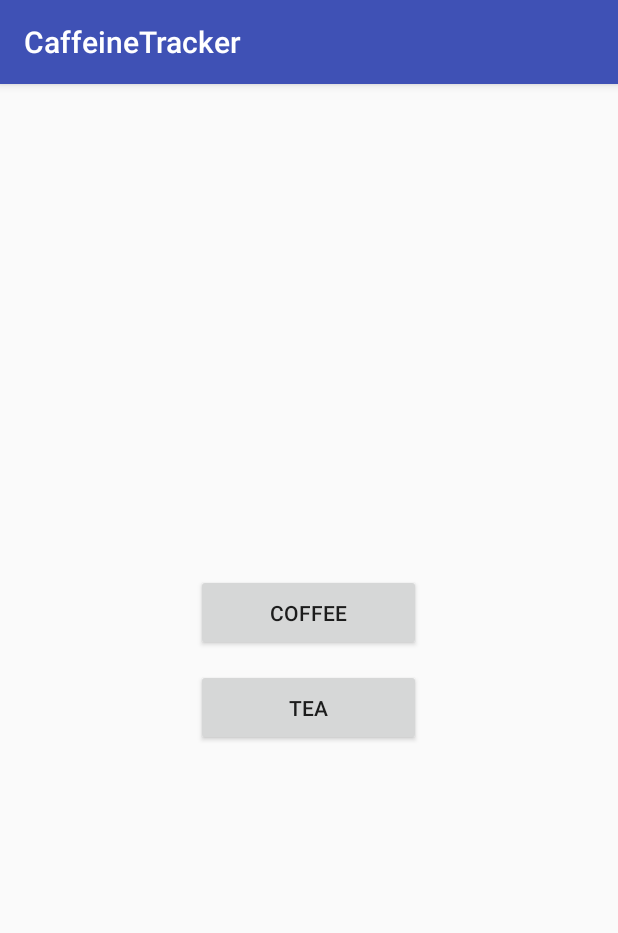
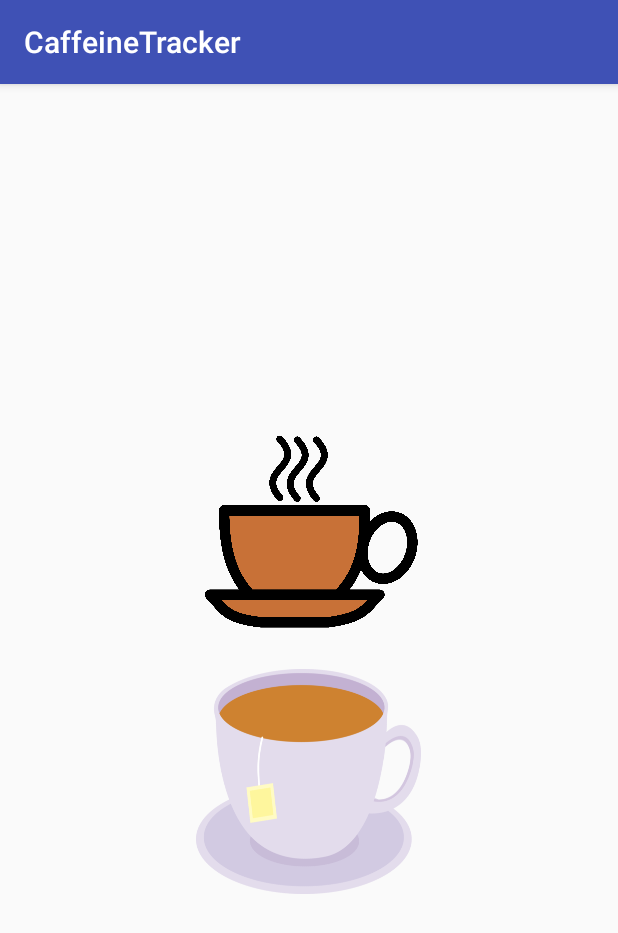
Before and after one commit to AlphaMikeFoxtrot/Alpha-Files, an Android app: the screen it shows after launch (MainActivity), on a phone screen of 412 x 824 dp. Shown: the top 933 px of the screen. Run offline under Robolectric (Android 15) with nearby library versions, the phone set to English and light mode, and no system bars.

Commit message:
changes made : caffeine tracker

```diff
--- a/CaffeineTracker/app/src/main/res/layout/activity_main.xml
+++ b/CaffeineTracker/app/src/main/res/layout/activity_main.xml
@@ -11,8 +11,8 @@
 
     <Button
         android:layout_width="150dp"
-        android:layout_height="wrap_content"
-        android:text="COFFEE"
+        android:layout_height="150dp"
+        android:background="@drawable/coffee"
         android:id="@+id/coffee"
         android:padding="16dp"
         android:layout_marginBottom="12dp"/>
@@ -20,8 +20,8 @@
     <Button
         android:layout_below="@id/coffee"
         android:layout_width="150dp"
-        android:layout_height="wrap_content"
-        android:text="TEA"
+        android:layout_height="150dp"
+        android:background="@drawable/tea"
         android:id="@+id/tea"
         android:padding="16dp"/>
 
```
Also changed, not shown: CaffeineTracker/app/src/main/res/drawable/coffee.png (added), CaffeineTracker/app/src/main/res/drawable/tea.png (added).
